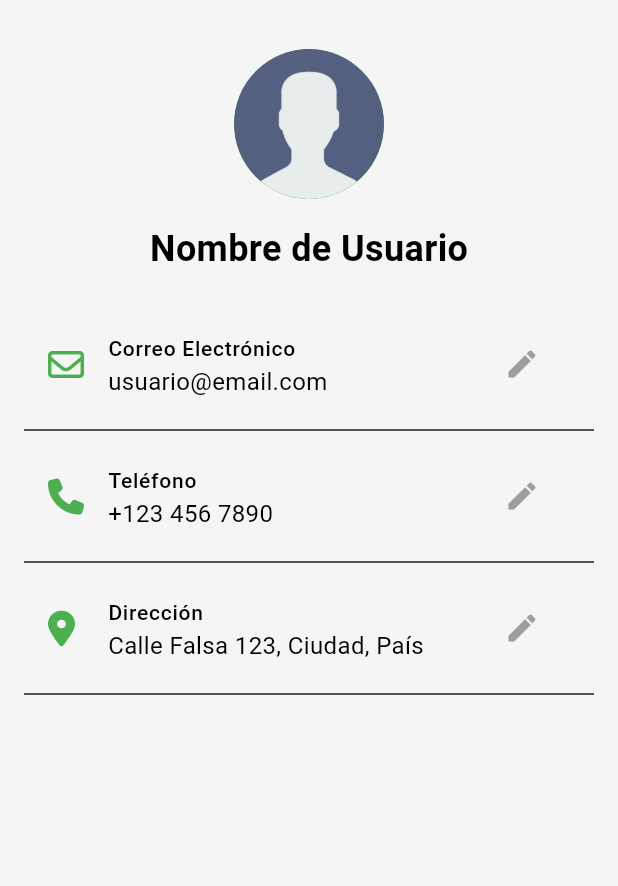
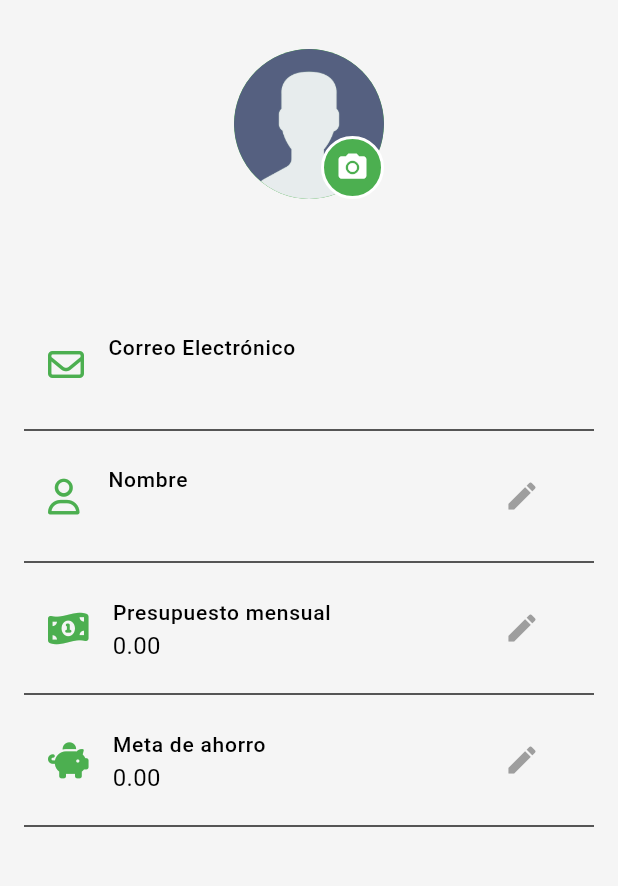
Before and after one commit to sim3075/MoneyMingle, a Flutter app: the ProfileScreen screen opened by its route, on a phone screen of 412 x 824 dp, the part 59-945 px from its top. Run offline on Flutter 3.47's test engine with Material 3 defaults, Android fonts, the phone set to English and light mode, and no system bars; our stand-ins replace cloud_firestore, firebase_auth, firebase_core, firebase_storage, fl_chart, flutter_riverpod and 4 more; accounts and stored records are empty; network calls fail.

Commit message:
feat: add profile photo update functionality and user field management; integrate Firebase Storage

```diff
--- a/money_mingle/lib/providers/user_provider.dart
+++ b/money_mingle/lib/providers/user_provider.dart
@@ -2,3 +2,4 @@ import 'package:flutter_riverpod/flutter_riverpod.dart';
 import 'package:money_mingle/domain/services/user_service.dart';
 
 final userServiceProvider = Provider<UserService>((ref) => UserService());
+final profileReloadProvider = StateProvider<int>((ref) => 0);
--- a/money_mingle/lib/ui/pages/auth/login_screen.dart
+++ b/money_mingle/lib/ui/pages/auth/login_screen.dart
@@ -58,7 +58,6 @@ class LoginScreen extends ConsumerWidget {
                 ),
               ),
               const SizedBox(height: 24),
-              // Botón de inicio de sesión con lógica de autenticación
               CustomButton(
                 text: 'Iniciar Sesión',
                 onPressed: () async {
@@ -87,7 +86,6 @@ class LoginScreen extends ConsumerWidget {
               const SizedBox(height: 16),
               CustomButton(
                 text: 'Iniciar sesión con Google',
-                // icon: Icons.g_mobiledata, // O usa un widget con el logo de Google
                 onPressed: () async {
                   final authService = ref.read(authServiceProvider);
                   showDialog(
--- a/money_mingle/lib/ui/pages/profile/profile_screen.dart
+++ b/money_mingle/lib/ui/pages/profile/profile_screen.dart
@@ -1,12 +1,29 @@
 import 'package:flutter/material.dart';
 import 'package:font_awesome_flutter/font_awesome_flutter.dart';
-import 'package:money_mingle/ui/pages/profile/widgets/edit_profile_dialog.dart';
+import 'package:flutter_riverpod/flutter_riverpod.dart';
+import 'package:money_mingle/providers/user_provider.dart';
+import 'package:firebase_auth/firebase_auth.dart' as fb;
+import 'widgets/edit_profile_dialog.dart';
 
-class ProfileScreen extends StatelessWidget {
+class ProfileScreen extends ConsumerWidget {
   const ProfileScreen({super.key});
 
   @override
-  Widget build(BuildContext context) {
+  Widget build(BuildContext context, WidgetRef ref) {
+    final uid = fb.FirebaseAuth.instance.currentUser?.uid;
+    final userService = ref.read(userServiceProvider);
+    final reload = ref.watch(profileReloadProvider);
+
+    return FutureBuilder(
+      key: ValueKey(reload), // Fuerza rebuild al cambiar reload
+      future: userService.getUser(uid!),
+      builder: (context, snapshot) {
+        if (snapshot.connectionState == ConnectionState.waiting) {
+          return const Scaffold(
+            body: Center(child: CircularProgressIndicator()),
+          );
+        }
+        final user = snapshot.data;
         return Scaffold(
           appBar: AppBar(
             title: const Text('Perfil'),
@@ -24,60 +41,101 @@ class ProfileScreen extends StatelessWidget {
                     child: Column(
                       crossAxisAlignment: CrossAxisAlignment.start,
                       children: [
-                    const Center(
-                      child: CircleAvatar(
+                        Center(
+                          child: Stack(
+                            children: [
+                              CircleAvatar(
                                 radius: 50,
-                        backgroundImage: AssetImage('lib/assets/images/usuario.png'),
+                                backgroundImage: user?.photoUrl != null && user!.photoUrl!.isNotEmpty
+                                    ? NetworkImage(user.photoUrl!)
+                                    : const AssetImage('lib/assets/images/usuario.png') as ImageProvider,
+                              ),
+                              Positioned(
+                                bottom: 0,
+                                right: 0,
+                                child: GestureDetector(
+                                  onTap: () async {
+                                    showDialog(
+                                      context: context,
+                                      barrierDismissible: false,
+                                      builder: (_) => const Center(child: CircularProgressIndicator()),
+                                    );
+                                    final userService = ref.read(userServiceProvider);
+                                    final newPhotoUrl = await userService.updateProfilePhoto(uid);
+                                    Navigator.pop(context);
+                                    if (newPhotoUrl != null) {
+                                      ScaffoldMessenger.of(context).showSnackBar(
+                                        const SnackBar(content: Text('Foto de perfil actualizada')),
+                                      );
+                                      ref.read(profileReloadProvider.notifier).state++;
+                                    }
+                                  },
+                                  child: Container(
+                                    decoration: BoxDecoration(
+                                      color: Theme.of(context).colorScheme.primary,
+                                      shape: BoxShape.circle,
+                                      border: Border.all(color: Colors.white, width: 2),
+                                    ),
+                                    padding: const EdgeInsets.all(8),
+                                    child: const Icon(Icons.camera_alt, color: Colors.white, size: 22),
+                                  ),
+                                ),
+                              ),
+                            ],
                           ),
                         ),
                         const SizedBox(height: 16),
-                    const Center(
+                        Center(
                           child: Text(
-                        'Nombre de Usuario',
-                        style: TextStyle(fontSize: 24, fontWeight: FontWeight.bold),
+                            user?.displayName ?? 'Nombre de Usuario',
+                            style: const TextStyle(fontSize: 24, fontWeight: FontWeight.bold),
                           ),
                         ),
                         const SizedBox(height: 24),
                         _buildEditableField(
                           context,
+                          ref,
+                          uid: uid,
                           icon: FontAwesomeIcons.envelope,
                           label: 'Correo Electrónico',
-                      value: 'usuario@email.com',
+                          value: user?.email ?? '',
+                          field: 'email',
+                          enabled: false, // No editable por seguridad
                         ),
                         const Divider(),
                         _buildEditableField(
                           context,
-                      icon: FontAwesomeIcons.phone,
-                      label: 'Teléfono',
-                      value: '+123 456 7890',
+                          ref,
+                          uid: uid,
+                          icon: FontAwesomeIcons.user,
+                          label: 'Nombre',
+                          value: user?.displayName ?? '',
+                          field: 'displayName',
                         ),
                         const Divider(),
                         _buildEditableField(
                           context,
-                      icon: FontAwesomeIcons.locationDot,
-                      label: 'Dirección',
-                      value: 'Calle Falsa 123, Ciudad, País',
+                          ref,
+                          uid: uid,
+                          icon: FontAwesomeIcons.moneyBill1Wave,
+                          label: 'Presupuesto mensual',
+                          value: user?.monthlyBudget?.toStringAsFixed(2) ?? '',
+                          field: 'monthlyBudget',
+                          keyboardType: TextInputType.number,
+                        ),
+                        const Divider(),
+                        _buildEditableField(
+                          context,
+                          ref,
+                          uid: uid,
+                          icon: FontAwesomeIcons.piggyBank,
+                          label: 'Meta de ahorro',
+                          value: user?.savingsGoal?.toStringAsFixed(2) ?? '',
+                          field: 'savingsGoal',
+                          keyboardType: TextInputType.number,
                         ),
                         const Divider(),
                         const SizedBox(height: 24),
-                    // ElevatedButton.icon(
-                    //   onPressed: () {
-                    //     Navigator.pushNamed(context, '/login');
-                    //   },
-                    //   icon: const FaIcon(FontAwesomeIcons.rightFromBracket, color: Colors.red),
-                    //   label: const Text(
-                    //     'Cerrar Sesión',
-                    //     style: TextStyle(color: Colors.red),
-                    //   ),
-                    //   style: ElevatedButton.styleFrom(
-                    //     backgroundColor: Colors.white,
-                    //     side: const BorderSide(color: Colors.red, width: 2),
-                    //     shape: RoundedRectangleBorder(
-                    //       borderRadius: BorderRadius.circular(8),
-                    //     ),
-                    //     padding: const EdgeInsets.symmetric(horizontal: 16, vertical: 12),
-                    //   ),
-                    // ),
                       ],
                     ),
                   ),
@@ -86,10 +144,21 @@ class ProfileScreen extends StatelessWidget {
             },
           ),
         );
+      },
+    );
   }
 
-  Widget _buildEditableField(BuildContext context,
-      {required IconData icon, required String label, required String value}) {
+  Widget _buildEditableField(
+    BuildContext context,
+    WidgetRef ref, {
+    required String uid,
+    required IconData icon,
+    required String label,
+    required String value,
+    required String field,
+    TextInputType keyboardType = TextInputType.text,
+    bool enabled = true,
+  }) {
     return ListTile(
       leading: FaIcon(icon, color: Theme.of(context).primaryColor),
       title: Text(
@@ -100,12 +169,44 @@ class ProfileScreen extends StatelessWidget {
         value,
         style: const TextStyle(fontSize: 16),
       ),
-      trailing: IconButton(
+      trailing: enabled
+          ? IconButton(
               icon: const Icon(Icons.edit, color: Colors.grey),
-        onPressed: () {
-          showEditProfileDialog(context, label, value);
-        },
-      ),
+              onPressed: () async {
+                final newValue = await showEditProfileDialog(
+                  context,
+                  label,
+                  value,
+                  keyboardType: keyboardType,
+                );
+                if (newValue != null && newValue != value) {
+                  final userService = ref.read(userServiceProvider);
+                  dynamic parsedValue = newValue;
+                  if (field == 'monthlyBudget' || field == 'savingsGoal') {
+                    parsedValue = double.tryParse(newValue);
+                  }
+                  try {
+                    showDialog(
+                      context: context,
+                      barrierDismissible: false,
+                      builder: (_) => const Center(child: CircularProgressIndicator()),
+                    );
+                    await userService.updateUserField(uid, field, parsedValue);
+                    Navigator.pop(context);
+                    ScaffoldMessenger.of(context).showSnackBar(
+                      const SnackBar(content: Text('Dato actualizado')),
+                    );
+                    ref.read(profileReloadProvider.notifier).state++;
+                  } catch (e) {
+                    Navigator.pop(context);
+                    ScaffoldMessenger.of(context).showSnackBar(
+                      SnackBar(content: Text('Error al actualizar: $e')),
                     );
                   }
                 }
+              },
+            )
+          : null,
+    );
+  }
+}
--- a/money_mingle/pubspec.yaml
+++ b/money_mingle/pubspec.yaml
@@ -33,6 +33,7 @@ dependencies:
   firebase_core: ^2.32.0
   firebase_auth: ^4.17.5
   cloud_firestore: ^4.17.5
+  firebase_storage: ^11.7.0
   google_sign_in: ^6.0.0
   flutter_riverpod: ^2.6.1
   riverpod_annotation: ^2.6.1
```
Also changed, not shown: money_mingle/lib/domain/services/user_service.dart (+26 -0 lines), money_mingle/lib/ui/pages/profile/widgets/edit_profile_dialog.dart (+23 -58 lines), money_mingle/pubspec.lock, 3 other files. Lines whose indentation alone changed are shown as unchanged.
